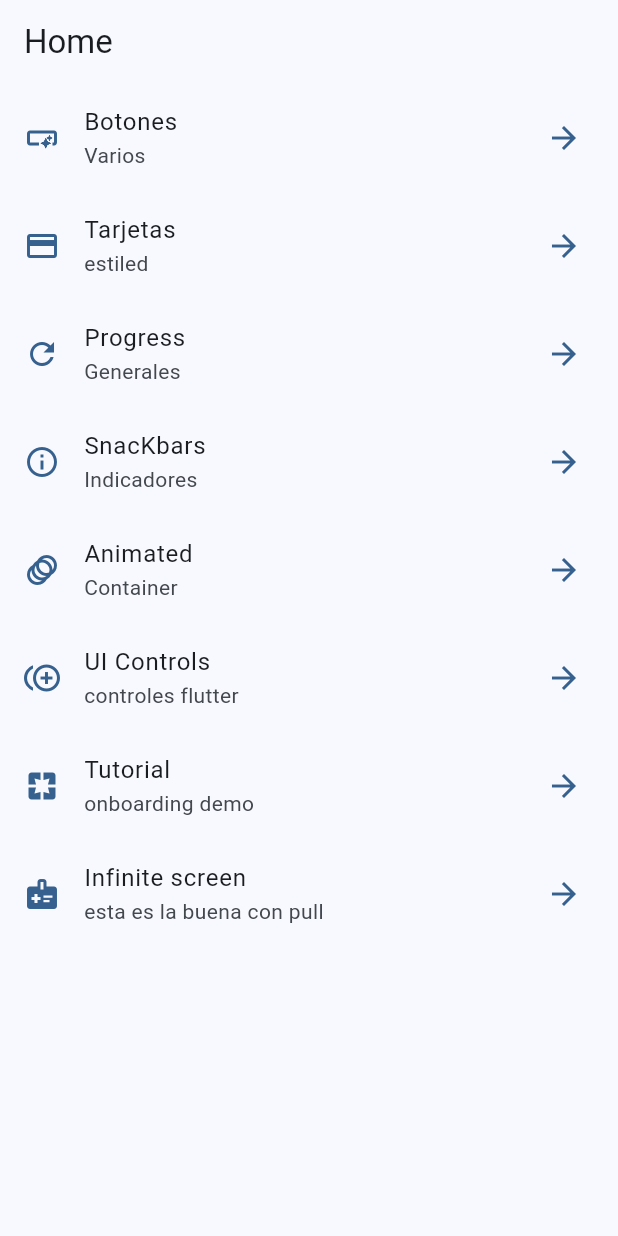
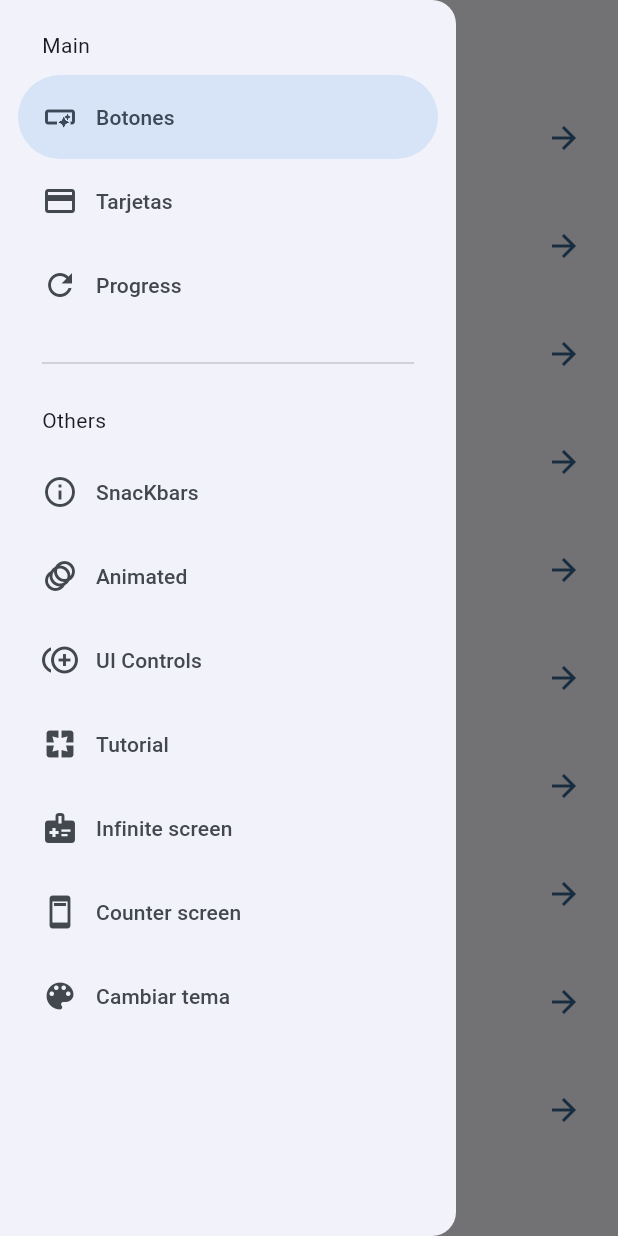
Before and after one commit to johncristobal/flutter_2024, a Flutter app: the screen it shows after launch, with the side drawer open (before the commit the screen has no drawer), on a phone screen of 412 x 824 dp. Run offline on Flutter 3.47's test engine with Material 3 defaults, Android fonts, the phone set to English and light mode, and no system bars; our stand-ins replace animate_do, dio, flutter_riverpod, go_router, video_player.

Commit message:
antes de state notiifer

```diff
--- a/s9_widgetapp/lib/config/menu/menu_items.dart
+++ b/s9_widgetapp/lib/config/menu/menu_items.dart
@@ -63,5 +63,17 @@ const appMenuItem = <MenuItem> [
     link: "/infinite",
     icon: Icons.medical_information
   ),
+  MenuItem(
+    title: "Counter screen",
+    subTitle: "usando riverpood",
+    link: "/diverpod",
+    icon: Icons.ad_units
+  ),
+  MenuItem(
+    title: "Cambiar tema",
+    subTitle: "uuuy",
+    link: "/theme",
+    icon: Icons.color_lens
+  ),
 
 ];
--- a/s9_widgetapp/lib/config/router/router.dart
+++ b/s9_widgetapp/lib/config/router/router.dart
@@ -2,9 +2,11 @@ import 'package:go_router/go_router.dart';
 import 'package:s9_widgetapp/presentation/screens/animated_screen.dart';
 import 'package:s9_widgetapp/presentation/screens/buttons_screen.dart';
 import 'package:s9_widgetapp/presentation/screens/cards_screen.dart';
+import 'package:s9_widgetapp/presentation/screens/counter_screen.dart';
 import 'package:s9_widgetapp/presentation/screens/infinite_screen.dart';
 import 'package:s9_widgetapp/presentation/screens/progress_screen.dart';
 import 'package:s9_widgetapp/presentation/screens/snack_screen.dart';
+import 'package:s9_widgetapp/presentation/screens/theme_screen.dart';
 import 'package:s9_widgetapp/presentation/screens/tutoria_screen.dart';
 import 'package:s9_widgetapp/presentation/screens/ui_screen.dart';
 
@@ -58,5 +60,15 @@ final appRouter = GoRouter(
       path: '/infinite',
       builder: (context, state) => InfiniteScreen(),
     ),
+    GoRoute(
+      name: "riverppod",
+      path: '/diverpod',
+      builder: (context, state) => CounterScreen(),
+    ),
+    GoRoute(
+      name: ThemeScreen.name,
+      path: '/theme',
+      builder: (context, state) => ThemeScreen(),
+    ),
   ],
 );
--- a/s9_widgetapp/lib/config/theme/app_theme.dart
+++ b/s9_widgetapp/lib/config/theme/app_theme.dart
@@ -10,13 +10,16 @@ const colorList = <Color>[
 class AppTheme {
 
   final int selected;
+  final bool isDark;
 
   AppTheme({
-    required this.selected
+    required this.selected,
+    required this.isDark,
   }) : assert (selected >= 0, "Selected must be greater than zero");
 
   ThemeData getTheme() => ThemeData(
     useMaterial3: true,
+    brightness: isDark ? Brightness.dark : Brightness.light,
     colorSchemeSeed: colorList[selected],
     appBarTheme: AppBarTheme(
       centerTitle: false
--- a/s9_widgetapp/lib/main.dart
+++ b/s9_widgetapp/lib/main.dart
@@ -1,16 +1,22 @@
 import 'package:flutter/material.dart';
+import 'package:flutter_riverpod/flutter_riverpod.dart';
 import 'package:s9_widgetapp/config/router/router.dart';
 import 'package:s9_widgetapp/config/theme/app_theme.dart';
+import 'package:s9_widgetapp/presentation/providers/theme_provider.dart';
 
-void main() => runApp(MyApp());
+void main() => runApp(
+  ProviderScope(child: MyApp())
+);
 
-class MyApp extends StatelessWidget {
+class MyApp extends ConsumerWidget {
 
   @override
-  Widget build(BuildContext context) {
+  Widget build(BuildContext context, ref) {
+    final dark = ref.watch( isDarkModeProvider );
+    final selected = ref.watch( selectedColorProvider );
     return MaterialApp.router(
       debugShowCheckedModeBanner: false,
-      theme: AppTheme(selected: 0).getTheme(),
+      theme: AppTheme(selected: selected, isDark: dark).getTheme(),
       title: 'Material App',
       routerConfig: appRouter,
     );
--- /dev/null
+++ b/s9_widgetapp/lib/presentation/providers/counter_provider.dart
@@ -0,0 +1,3 @@
+import 'package:flutter_riverpod/flutter_riverpod.dart';
+
+final counterProvider = StateProvider((ref) => 5);
--- /dev/null
+++ b/s9_widgetapp/lib/presentation/providers/theme_provider.dart
@@ -0,0 +1,9 @@
+
+import 'package:flutter_riverpod/flutter_riverpod.dart';
+import 'package:s9_widgetapp/config/theme/app_theme.dart';
+
+final isDarkModeProvider = StateProvider((ref) => false);
+
+final colorListProvider = Provider((ref) => colorList);
+
+final selectedColorProvider = StateProvider((ref) => 0);
--- a/s9_widgetapp/lib/presentation/screens/home/home_screen.dart
+++ b/s9_widgetapp/lib/presentation/screens/home/home_screen.dart
@@ -1,6 +1,7 @@
 import 'package:flutter/material.dart';
 import 'package:go_router/go_router.dart';
 import 'package:s9_widgetapp/config/menu/menu_items.dart';
+import 'package:s9_widgetapp/presentation/widgets/drawner_widget.dart';
 
 class HomeScreen extends StatelessWidget {
   const HomeScreen({Key? key}) : super(key: key);
@@ -9,11 +10,14 @@ class HomeScreen extends StatelessWidget {
 
   @override
   Widget build(BuildContext context) {
+    final keyScaffold = GlobalKey<ScaffoldState>();
     return Scaffold(
+      key: keyScaffold,
       appBar: AppBar(
         title: const Text("Home"),
        ),
        body: const _HomeView(),
+       drawer: SideMenu(keyScaffold: keyScaffold)
     );
   }
 }
--- /dev/null
+++ b/s9_widgetapp/lib/presentation/widgets/drawner_widget.dart
@@ -0,0 +1,68 @@
+
+import 'package:flutter/material.dart';
+import 'package:go_router/go_router.dart';
+import 'package:s9_widgetapp/config/menu/menu_items.dart';
+
+class SideMenu extends StatefulWidget {
+
+  final GlobalKey<ScaffoldState> keyScaffold;
+
+  const SideMenu({required this.keyScaffold});
+
+  @override
+  State<SideMenu> createState() => _SideMenuState();
+}
+
+class _SideMenuState extends State<SideMenu> {
+
+  int navIndex = 0;
+
+  @override
+  Widget build(BuildContext context) {
+
+    final hasnotch = MediaQuery.of(context).viewPadding.top > 35;
+
+    return NavigationDrawer(
+      selectedIndex: navIndex,
+      onDestinationSelected: (value) {
+        setState(() {
+          navIndex = value;
+        });
+
+        final item = appMenuItem[value];
+        context.push( item.link );
+        widget.keyScaffold.currentState?.closeDrawer();
+      },
+      children: [
+        Padding(
+          padding: EdgeInsets.fromLTRB(28, hasnotch ? 10 : 20, 16, 10),
+          child: const Text("Main"),
+        ),
+
+        ...appMenuItem
+        .sublist(0,3)
+        .map((e) => NavigationDrawerDestination(
+          icon: Icon(e.icon),
+          label: Text(e.title)
+        )),
+
+        const Padding(
+          padding: EdgeInsets.fromLTRB(28, 16, 28, 10),
+          child: Divider()
+        ),
+
+        const Padding(
+          padding: EdgeInsets.fromLTRB(28, 10 , 16, 10),
+          child: Text("Others"),
+        ),
+
+        ...appMenuItem
+        .sublist(3)
+        .map((e) => NavigationDrawerDestination(
+          icon: Icon(e.icon),
+          label: Text(e.title)
+        )),
+      ]
+    );
+  }
+}
--- a/s9_widgetapp/pubspec.yaml
+++ b/s9_widgetapp/pubspec.yaml
@@ -36,6 +36,7 @@ dependencies:
   # Use with the CupertinoIcons class for iOS style icons.
   cupertino_icons: ^1.0.2
   go_router: ^13.2.1
+  flutter_riverpod: ^2.4.3
 
 dev_dependencies:
   flutter_test:
```
Also changed, not shown: s9_widgetapp/lib/presentation/screens/counter_screen.dart (added, +38 -0 lines), s9_widgetapp/lib/presentation/screens/theme_screen.dart (added, +53 -0 lines), s9_widgetapp/pubspec.lock.
